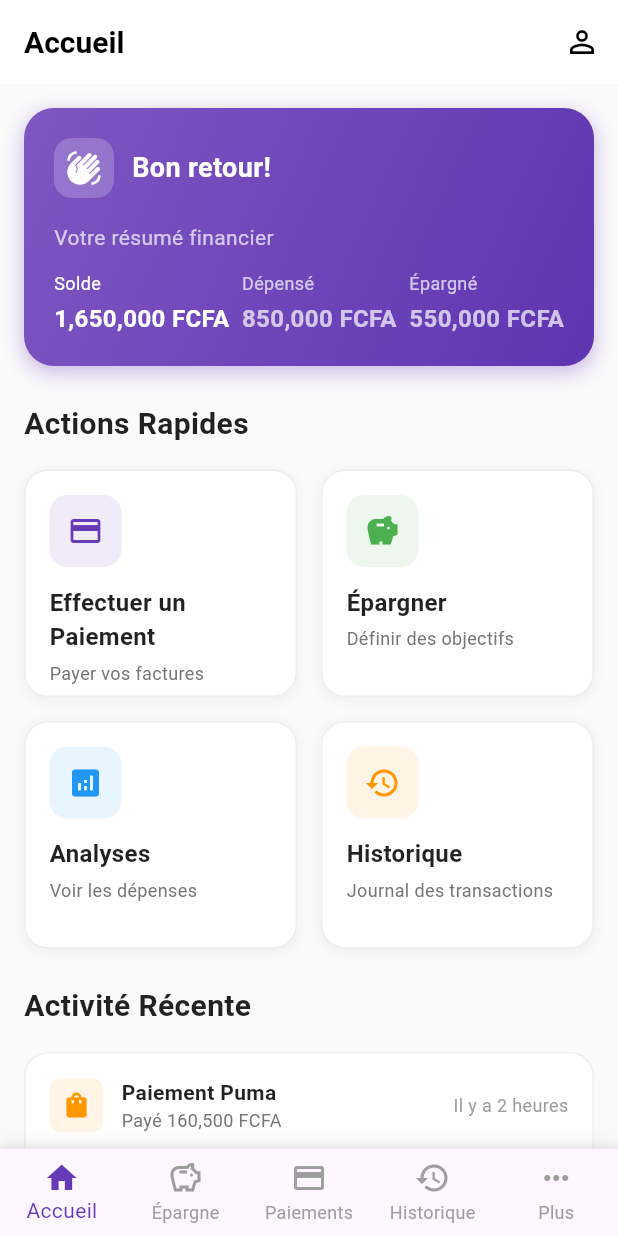
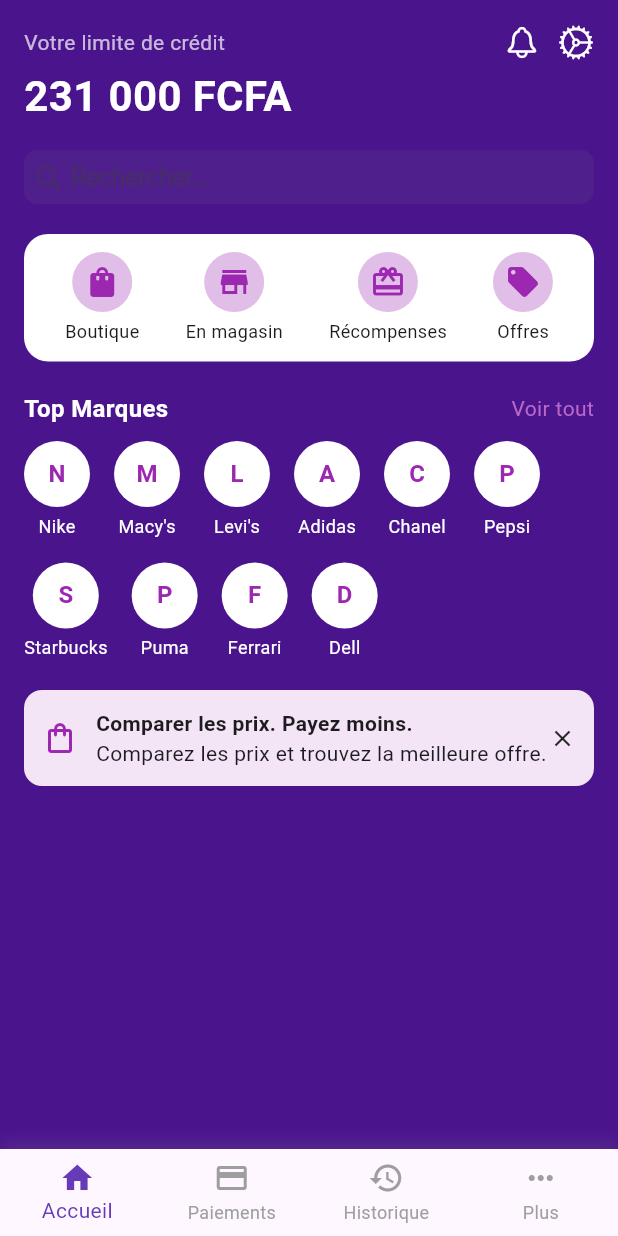
Before and after one commit to BigsaintMichel/pay, a Flutter app: the screen it shows after launch, on a phone screen of 412 x 824 dp. Run offline on Flutter 3.47's test engine with Material 3 defaults, Android fonts, the phone set to English and light mode, and no system bars; Roboto replaces fonts that are missing (Poppins).

Commit message:
nouvelle modif

```diff
--- a/lib/main.dart
+++ b/lib/main.dart
@@ -4,6 +4,7 @@ import 'pages/home_page.dart';
 import 'pages/savings_page.dart';
 import 'pages/more_page.dart';
 import 'pages/history_page.dart';
+import 'pages/ecommerce_home_page.dart';
 
 void main() {
   runApp(const MyApp());
@@ -41,8 +42,7 @@ class _MainNavigationPageState extends State<MainNavigationPage> {
   int _currentIndex = 0; // Start with Home tab selected
 
   final List<Widget> _pages = [
-    const HomePage(),
-    const SavingsPage(),
+    const EcommerceHomePage(),
     const PaymentPage(),
     const HistoryPage(),
     const MorePage(),
@@ -80,11 +80,6 @@ class _MainNavigationPageState extends State<MainNavigationPage> {
               label: 'Accueil',
             ),
             BottomNavigationBarItem(
-              icon: Icon(Icons.savings_outlined),
-              activeIcon: Icon(Icons.savings),
-              label: 'Épargne',
-            ),
-            BottomNavigationBarItem(
               icon: Icon(Icons.payment_outlined),
               activeIcon: Icon(Icons.payment),
               label: 'Paiements',
--- /dev/null
+++ b/lib/pages/ecommerce_home_page.dart
@@ -0,0 +1,241 @@
+import 'package:flutter/material.dart';
+import 'package:flutter/cupertino.dart';
+
+class EcommerceHomePage extends StatelessWidget {
+  const EcommerceHomePage({super.key});
+
+  @override
+  Widget build(BuildContext context) {
+    return Scaffold(
+      backgroundColor: Colors.purple.shade900,
+      body: SafeArea(
+        child: SingleChildScrollView(
+          padding: const EdgeInsets.all(16),
+          child: Column(
+            crossAxisAlignment: CrossAxisAlignment.start,
+            children: [
+              const _Header(),
+              const SizedBox(height: 20),
+              const _CategoryMenu(),
+              const SizedBox(height: 20),
+              const _TopBrands(),
+              const SizedBox(height: 20),
+              const _PriceCompareCard(),
+            ],
+          ),
+        ),
+      ),
+      // bottomNavigationBar: const _BottomNavBar(),
+    );
+  }
+}
+
+class _Header extends StatelessWidget {
+  const _Header();
+
+  @override
+  Widget build(BuildContext context) {
+    return Column(
+      crossAxisAlignment: CrossAxisAlignment.start,
+      children: [
+        Row(
+          mainAxisAlignment: MainAxisAlignment.spaceBetween,
+          children: [
+            const Text(
+              'Votre limite de crédit',
+              style: TextStyle(fontSize: 14, color: Colors.white70),
+            ),
+            Row(
+              children: const [
+                Icon(CupertinoIcons.bell, color: Colors.white),
+                SizedBox(width: 12),
+                Icon(CupertinoIcons.settings, color: Colors.white),
+              ],
+            ),
+          ],
+        ),
+        const SizedBox(height: 4),
+        const Text(
+          '231 000 FCFA',
+          style: TextStyle(
+            fontSize: 28,
+            fontWeight: FontWeight.bold,
+            color: Colors.white,
+          ),
+        ),
+        const SizedBox(height: 16),
+        const CupertinoSearchTextField(placeholder: 'Rechercher...'),
+      ],
+    );
+  }
+}
+
+class _CategoryMenu extends StatelessWidget {
+  const _CategoryMenu();
+
+  @override
+  Widget build(BuildContext context) {
+    return Container(
+      padding: const EdgeInsets.all(12),
+      decoration: BoxDecoration(
+        color: Colors.white,
+        borderRadius: BorderRadius.circular(16),
+      ),
+      child: Row(
+        mainAxisAlignment: MainAxisAlignment.spaceAround,
+        children: const [
+          _CategoryIcon(label: 'Boutique', icon: Icons.shopping_bag),
+          _CategoryIcon(label: 'En magasin', icon: Icons.store),
+          _CategoryIcon(label: 'Récompenses', icon: Icons.card_giftcard),
+          _CategoryIcon(label: 'Offres', icon: Icons.local_offer),
+        ],
+      ),
+    );
+  }
+}
+
+class _CategoryIcon extends StatelessWidget {
+  final String label;
+  final IconData icon;
+  const _CategoryIcon({required this.label, required this.icon});
+
+  @override
+  Widget build(BuildContext context) {
+    return Column(
+      children: [
+        CircleAvatar(
+          backgroundColor: Colors.purple.shade100,
+          child: Icon(icon, color: Colors.purple),
+        ),
+        const SizedBox(height: 4),
+        Text(label, style: const TextStyle(fontSize: 12)),
+      ],
+    );
+  }
+}
+
+class _TopBrands extends StatelessWidget {
+  const _TopBrands();
+
+  @override
+  Widget build(BuildContext context) {
+    final brands = [
+      'Nike',
+      'Macy\'s',
+      'Levi\'s',
+      'Adidas',
+      'Chanel',
+      'Pepsi',
+      'Starbucks',
+      'Puma',
+      'Ferrari',
+      'Dell',
+    ];
+
+    return Column(
+      crossAxisAlignment: CrossAxisAlignment.start,
+      children: [
+        Row(
+          mainAxisAlignment: MainAxisAlignment.spaceBetween,
+          children: [
+            const Text(
+              'Top Marques',
+              style: TextStyle(
+                fontSize: 16,
+                fontWeight: FontWeight.bold,
+                color: Colors.white,
+              ),
+            ),
+            Text('Voir tout', style: TextStyle(color: Colors.purple.shade300)),
+          ],
+        ),
+        const SizedBox(height: 10),
+        Wrap(
+          spacing: 16,
+          runSpacing: 16,
+          children: brands
+              .map(
+                (brand) => Column(
+                  mainAxisSize: MainAxisSize.min,
+                  children: [
+                    CircleAvatar(
+                      radius: 22,
+                      backgroundColor: Colors.white,
+                      child: Text(
+                        brand[0],
+                        style: const TextStyle(
+                          fontWeight: FontWeight.bold,
+                          color: Colors.purple,
+                        ),
+                      ),
+                    ),
+                    const SizedBox(height: 4),
+                    Text(
+                      brand,
+                      style: const TextStyle(fontSize: 12, color: Colors.white),
+                    ),
+                  ],
+                ),
+              )
+              .toList(),
+        ),
+      ],
+    );
+  }
+}
+
+class _PriceCompareCard extends StatelessWidget {
+  const _PriceCompareCard();
+
+  @override
+  Widget build(BuildContext context) {
+    return Container(
+      padding: const EdgeInsets.all(12),
+      decoration: BoxDecoration(
+        color: Colors.purple.shade50,
+        borderRadius: BorderRadius.circular(12),
+      ),
+      child: Row(
+        children: const [
+          Icon(Icons.shopping_bag_outlined, color: Colors.purple),
+          SizedBox(width: 12),
+          Expanded(
+            child: Text.rich(
+              TextSpan(
+                text: 'Comparer les prix. Payez moins.\n',
+                style: TextStyle(fontWeight: FontWeight.bold),
+                children: [
+                  TextSpan(
+                    text: 'Comparez les prix et trouvez la meilleure offre.',
+                    style: TextStyle(fontWeight: FontWeight.normal),
+                  ),
+                ],
+              ),
+            ),
+          ),
+          Icon(Icons.close, size: 18),
+        ],
+      ),
+    );
+  }
+}
+
+// class _BottomNavBar extends StatelessWidget {
+//   const _BottomNavBar();
+
+//   @override
+//   //Widget build(BuildContext context) {
+//     //return BottomNavigationBar(
+//       //type: BottomNavigationBarType.fixed,
+//       //selectedItemColor: Colors.purple,
+//       //unselectedItemColor: Colors.grey,
+//       //currentIndex: 0,
+//       //items: const [
+//         //BottomNavigationBarItem(icon: Icon(Icons.home), label: 'Accueil'),
+//         //BottomNavigationBarItem(icon: Icon(Icons.savings), label: 'Épargne'),
+//         //BottomNavigationBarItem(icon: Icon(Icons.payment), label: 'Paiement'),
+//         //BottomNavigationBarItem(icon: Icon(Icons.grid_view), label: 'Plus'),
+//       //],
+//     //);
+//   }
+// }//
```
